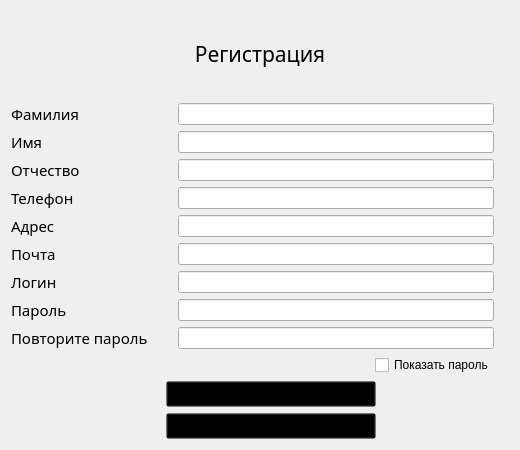
Before: the Qt Designer form registration.ui in lirthu/kursach, drawn with Qt 5.
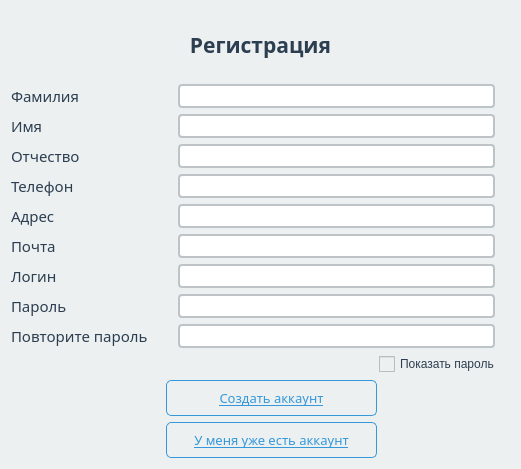
After: the same form once the commit is applied.

Diff of the .ui file:
```diff
--- a/registration.ui
+++ b/registration.ui
@@ -6,13 +6,16 @@
    <rect>
     <x>0</x>
     <y>0</y>
-    <width>520</width>
-    <height>450</height>
+    <width>521</width>
+    <height>469</height>
    </rect>
   </property>
   <property name="windowTitle">
    <string>Регистрация</string>
   </property>
+  <property name="styleSheet">
+   <string notr="true">background-color: #ECF0F1;</string>
+  </property>
   <layout class="QVBoxLayout" name="verticalLayout">
    <item>
     <widget class="QLabel" name="label">
@@ -20,11 +23,16 @@
       <font>
        <family>Segoe Print</family>
        <pointsize>16</pointsize>
+       <weight>75</weight>
+       <bold>true</bold>
       </font>
      </property>
      <property name="cursor">
       <cursorShape>ArrowCursor</cursorShape>
      </property>
+     <property name="styleSheet">
+      <string notr="true">color: #2C3E50; </string>
+     </property>
      <property name="text">
       <string>Регистрация</string>
      </property>
@@ -52,6 +60,9 @@
        <property name="cursor">
         <cursorShape>ArrowCursor</cursorShape>
        </property>
+       <property name="styleSheet">
+        <string notr="true">color: #2C3E50;</string>
+       </property>
        <property name="text">
         <string>Повторите пароль</string>
        </property>
@@ -68,6 +79,9 @@
        <property name="cursor">
         <cursorShape>ArrowCursor</cursorShape>
        </property>
+       <property name="styleSheet">
+        <string notr="true">color: #2C3E50;</string>
+       </property>
        <property name="text">
         <string>Телефон</string>
        </property>
@@ -84,6 +98,9 @@
        <property name="cursor">
         <cursorShape>ArrowCursor</cursorShape>
        </property>
+       <property name="styleSheet">
+        <string notr="true">color: #2C3E50;</string>
+       </property>
        <property name="text">
         <string>Почта</string>
        </property>
@@ -100,6 +117,9 @@
        <property name="cursor">
         <cursorShape>ArrowCursor</cursorShape>
        </property>
+       <property name="styleSheet">
+        <string notr="true">color: #2C3E50;</string>
+       </property>
        <property name="text">
         <string>Имя</string>
        </property>
@@ -116,6 +136,9 @@
        <property name="cursor">
         <cursorShape>ArrowCursor</cursorShape>
        </property>
+       <property name="styleSheet">
+        <string notr="true">color: #2C3E50;</string>
+       </property>
        <property name="text">
         <string>Адрес</string>
        </property>
@@ -132,6 +155,9 @@
        <property name="cursor">
         <cursorShape>ArrowCursor</cursorShape>
        </property>
+       <property name="styleSheet">
+        <string notr="true">color: #2C3E50;</string>
+       </property>
        <property name="text">
         <string>Логин</string>
        </property>
@@ -148,6 +174,9 @@
        <property name="cursor">
         <cursorShape>ArrowCursor</cursorShape>
        </property>
+       <property name="styleSheet">
+        <string notr="true">color: #2C3E50;</string>
+       </property>
        <property name="text">
         <string>Пароль</string>
        </property>
@@ -164,6 +193,9 @@
        <property name="cursor">
         <cursorShape>ArrowCursor</cursorShape>
        </property>
+       <property name="styleSheet">
+        <string notr="true">color: #2C3E50;</string>
+       </property>
        <property name="text">
         <string>Отчество</string>
        </property>
@@ -180,6 +212,9 @@
        <property name="cursor">
         <cursorShape>ArrowCursor</cursorShape>
        </property>
+       <property name="styleSheet">
+        <string notr="true">color: #2C3E50;</string>
+       </property>
        <property name="text">
         <string>Фамилия</string>
        </property>
@@ -202,6 +237,17 @@
        </item>
        <item>
         <widget class="QCheckBox" name="checkBox">
+         <property name="styleSheet">
+          <string notr="true">QCheckBox {
+    color: #2C3E50;
+    spacing: 5px;
+}
+QCheckBox::indicator {
+    width: 16px;
+    height: 16px;
+}
+</string>
+         </property>
          <property name="text">
           <string>Показать пароль</string>
          </property>
@@ -210,28 +256,131 @@
       </layout>
      </item>
      <item row="4" column="2">
-      <widget class="QLineEdit" name="lineEdit_3"/>
+      <widget class="QLineEdit" name="lineEdit_3">
+       <property name="styleSheet">
+        <string notr="true">QLineEdit {
+    background-color: white;
+    border: 2px solid #BDC3C7;
+    border-radius: 4px;
+    padding: 2px;
+    color: #2C3E50;
+}
+QLineEdit:focus {
+    border-color: #3498DB;
+}</string>
+       </property>
+      </widget>
      </item>
      <item row="3" column="2">
-      <widget class="QLineEdit" name="lineEdit_2"/>
+      <widget class="QLineEdit" name="lineEdit_2">
+       <property name="styleSheet">
+        <string notr="true">QLineEdit {
+    background-color: white;
+    border: 2px solid #BDC3C7;
+    border-radius: 4px;
+    padding: 2px;
+    color: #2C3E50;
+}
+QLineEdit:focus {
+    border-color: #3498DB;
+}</string>
+       </property>
+      </widget>
      </item>
      <item row="2" column="2">
-      <widget class="QLineEdit" name="lineEdit_1"/>
+      <widget class="QLineEdit" name="lineEdit_1">
+       <property name="styleSheet">
+        <string notr="true">QLineEdit {
+    background-color: white;
+    border: 2px solid #BDC3C7;
+    border-radius: 4px;
+    padding: 2px;
+    color: #2C3E50;
+}
+QLineEdit:focus {
+    border-color: #3498DB;
+}</string>
+       </property>
+      </widget>
      </item>
      <item row="1" column="2">
-      <widget class="QLineEdit" name="lineEdit"/>
+      <widget class="QLineEdit" name="lineEdit">
+       <property name="styleSheet">
+        <string notr="true">QLineEdit {
+    background-color: white;
+    border: 2px solid #BDC3C7;
+    border-radius: 4px;
+    padding: 2px;
+    color: #2C3E50;
+}
+QLineEdit:focus {
+    border-color: #3498DB;
+}</string>
+       </property>
+      </widget>
      </item>
      <item row="5" column="2">
-      <widget class="QLineEdit" name="lineEdit_4"/>
+      <widget class="QLineEdit" name="lineEdit_4">
+       <property name="styleSheet">
+        <string notr="true">QLineEdit {
+    background-color: white;
+    border: 2px solid #BDC3C7;
+    border-radius: 4px;
+    padding: 2px;
+    color: #2C3E50;
+}
+QLineEdit:focus {
+    border-color: #3498DB;
+}</string>
+       </property>
+      </widget>
      </item>
      <item row="6" column="2">
-      <widget class="QLineEdit" name="lineEdit_9"/>
+      <widget class="QLineEdit" name="lineEdit_9">
+       <property name="styleSheet">
+        <string notr="true">QLineEdit {
+    background-color: white;
+    border: 2px solid #BDC3C7;
+    border-radius: 4px;
+    padding: 2px;
+    color: #2C3E50;
+}
+QLineEdit:focus {
+    border-color: #3498DB;
+}</string>
+       </property>
+      </widget>
      </item>
      <item row="7" column="2">
-      <widget class="QLineEdit" name="lineEdit_10"/>
+      <widget class="QLineEdit" name="lineEdit_10">
+       <property name="styleSheet">
+        <string notr="true">QLineEdit {
+    background-color: white;
+    border: 2px solid #BDC3C7;
+    border-radius: 4px;
+    padding: 2px;
+    color: #2C3E50;
+}
+QLineEdit:focus {
+    border-color: #3498DB;
+}</string>
+       </property>
+      </widget>
      </item>
      <item row="8" column="2">
       <widget class="QLineEdit" name="lineEdit_11">
+       <property name="styleSheet">
+        <string notr="true">QLineEdit {
+    background-color: white;
+    border: 2px solid #BDC3C7;
+    border-radius: 4px;
+    padding: 2px;
+    color: #2C3E50;
+}
+QLineEdit:focus {
+    border-color: #3498DB;
+}</string>
+       </property>
        <property name="echoMode">
         <enum>QLineEdit::Password</enum>
        </property>
@@ -239,6 +388,18 @@
      </item>
      <item row="9" column="2">
       <widget class="QLineEdit" name="lineEdit_12">
+       <property name="styleSheet">
+        <string notr="true">QLineEdit {
+    background-color: white;
+    border: 2px solid #BDC3C7;
+    border-radius: 4px;
+    padding: 2px;
+    color: #2C3E50;
+}
+QLineEdit:focus {
+    border-color: #3498DB;
+}</string>
+       </property>
        <property name="echoMode">
         <enum>QLineEdit::Password</enum>
        </property>
@@ -264,7 +425,17 @@
         </font>
        </property>
        <property name="styleSheet">
-        <string notr="true">background-color: transparent</string>
+        <string notr="true">QPushButton {
+    background-color: transparent;
+    color: #3498DB;
+    border: 1px solid #3498DB;
+    padding: 8px 16px;
+    border-radius: 5px;
+}
+QPushButton:hover {
+    background-color: #3498DB;
+    color: white;
+}</string>
        </property>
        <property name="text">
         <string>Создать аккаунт</string>
@@ -281,7 +452,17 @@
         </font>
        </property>
        <property name="styleSheet">
-        <string notr="true">background-color: transparent</string>
+        <string notr="true">QPushButton {
+    background-color: transparent;
+    color: #3498DB;
+    border: 1px solid #3498DB;
+    padding: 8px 16px;
+    border-radius: 5px;
+}
+QPushButton:hover {
+    background-color: #3498DB;
+    color: white;
+}</string>
        </property>
        <property name="text">
         <string>У меня уже есть аккаунт</string>
```
